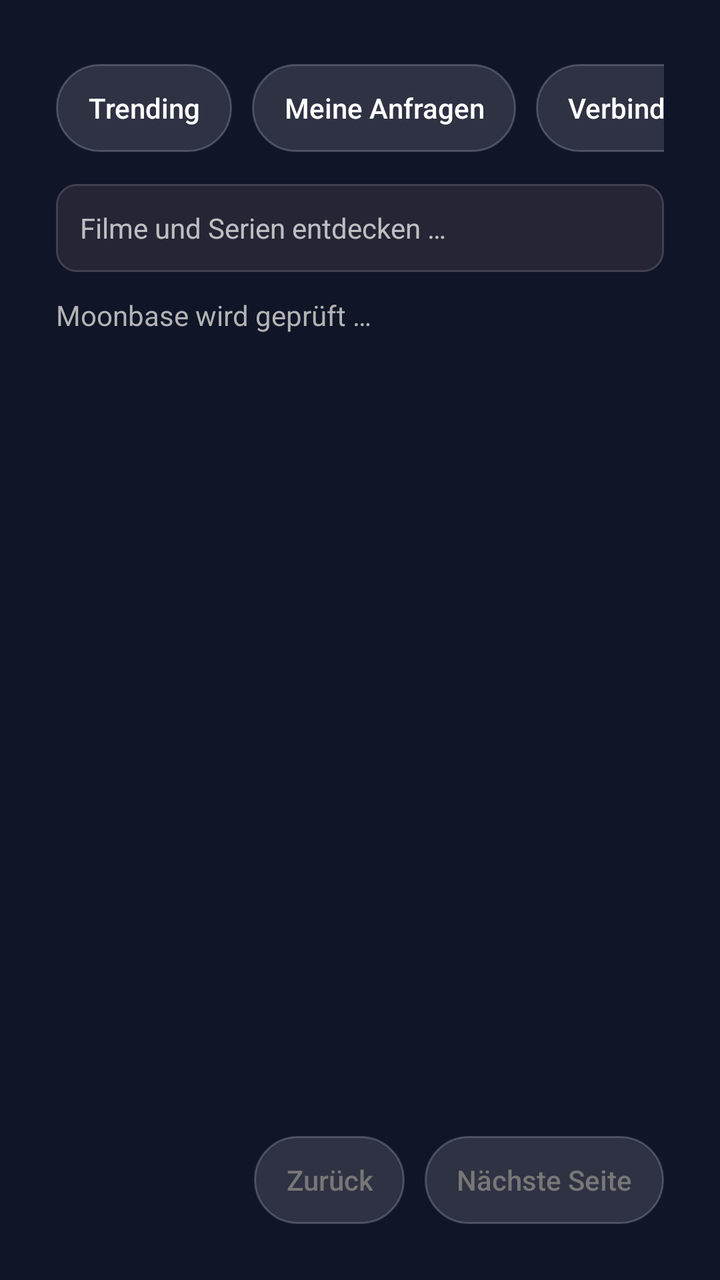
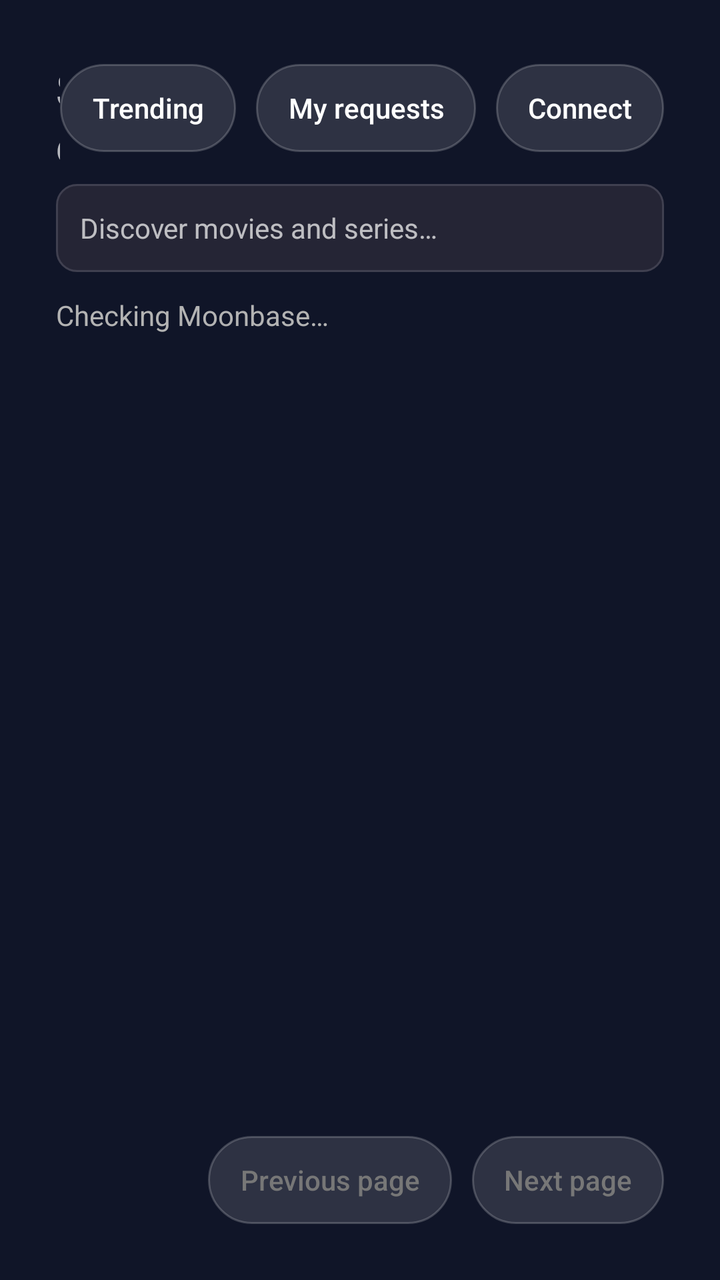

Two renders of the same Android screen: before a commit and after it. Below are the layout's source before the change and the commit's diff.
<!-- AndroidManifest.xml: application theme Theme.Firefin -->
<!-- res/layout/activity_seerr.xml -->
<?xml version="1.0" encoding="utf-8"?>
<LinearLayout xmlns:android="http://schemas.android.com/apk/res/android" android:layout_width="match_parent" android:layout_height="match_parent" android:orientation="vertical" android:background="@color/background" android:padding="28dp">
    <LinearLayout android:layout_width="match_parent" android:layout_height="52dp" android:gravity="center_vertical">
        <TextView android:layout_width="0dp" android:layout_height="wrap_content" android:layout_weight="1" android:text="Seerr · Entdecken und anfragen" android:textSize="24sp" android:textStyle="bold" />
        <Button android:id="@+id/seerrCategory" android:layout_width="wrap_content" android:layout_height="44dp" android:text="Trending" />
        <Button android:id="@+id/seerrRequests" android:layout_width="wrap_content" android:layout_height="44dp" android:layout_marginStart="10dp" android:text="Meine Anfragen" />
        <Button android:id="@+id/seerrConnect" android:layout_width="wrap_content" android:layout_height="44dp" android:layout_marginStart="10dp" android:text="Verbinden" />
    </LinearLayout>
    <EditText android:id="@+id/seerrSearch" android:layout_width="match_parent" android:layout_height="44dp" android:layout_marginTop="12dp" android:background="@drawable/input_background" android:padding="12dp" android:hint="Filme und Serien entdecken …" android:singleLine="true" android:inputType="text" android:imeOptions="actionSearch" android:textSize="14sp" />
    <TextView android:id="@+id/seerrStatus" android:layout_width="match_parent" android:layout_height="wrap_content" android:layout_marginTop="12dp" android:text="Moonbase wird geprüft …" android:textColor="@color/text_secondary" />
    <FrameLayout android:layout_width="match_parent" android:layout_height="0dp" android:layout_weight="1" android:layout_marginTop="8dp">
        <androidx.recyclerview.widget.RecyclerView android:id="@+id/seerrGrid" android:layout_width="match_parent" android:layout_height="match_parent" android:clipToPadding="false" android:padding="6dp" />
        <ProgressBar android:id="@+id/seerrProgress" android:layout_width="36dp" android:layout_height="36dp" android:layout_gravity="center" android:visibility="gone" />
    </FrameLayout>
    <LinearLayout android:layout_width="match_parent" android:layout_height="44dp" android:gravity="end">
        <Button android:id="@+id/seerrPrevious" android:layout_width="wrap_content" android:layout_height="44dp" android:text="Zurück" android:enabled="false" />
        <Button android:id="@+id/seerrNext" android:layout_width="wrap_content" android:layout_height="44dp" android:layout_marginStart="10dp" android:text="Nächste Seite" android:enabled="false" />
    </LinearLayout>
</LinearLayout>
<!-- resources referenced by this layout -->
<resources>
  <color name="background">#101528</color>
  <color name="text_secondary">#B3B3B3</color>
  <!-- drawable input_background (drawable) -->
  <?xml version="1.0" encoding="utf-8"?>
  <selector xmlns:android="http://schemas.android.com/apk/res/android"><item android:state_focused="true"><shape><solid android:color="#252535"/><stroke android:width="2dp" android:color="#00A4DC"/><corners android:radius="10dp"/></shape></item><item><shape><solid android:color="#252535"/><stroke android:width="1dp" android:color="#404050"/><corners android:radius="10dp"/></shape></item></selector>
  <style name="Theme.Firefin" parent="Theme.AppCompat.NoActionBar">
  <item name="android:windowBackground">@color/background</item><item name="android:windowFullscreen">true</item>
  <item name="colorPrimary">@color/accent</item><item name="colorAccent">@color/accent</item><item name="colorPrimaryDark">@color/background</item>
  <item name="android:colorPrimary">@color/accent</item><item name="android:colorAccent">@color/accent</item>
  <item name="android:textColorPrimary">@color/text_primary</item><item name="android:textColorSecondary">@color/text_secondary</item>
  <item name="buttonStyle">@style/Firefin.Button</item><item name="android:buttonStyle">@style/Firefin.Button</item>
  </style>
  <color name="accent">#00A4DC</color>
  <color name="text_primary">#FFFFFF</color>
  <style name="Firefin.Button" parent="Widget.AppCompat.Button">
  <item name="android:background">@drawable/button_background</item><item name="backgroundTint">@null</item>
  <item name="android:textColor">@color/button_text</item><item name="android:textAllCaps">false</item>
  <item name="android:textSize">14sp</item><item name="android:minWidth">48dp</item><item name="android:minHeight">44dp</item>
  <item name="android:paddingLeft">16dp</item><item name="android:paddingRight">16dp</item><item name="android:stateListAnimator">@null</item>
  </style>
  <!-- drawable button_background (drawable) -->
  <?xml version="1.0" encoding="utf-8"?>
  <selector xmlns:android="http://schemas.android.com/apk/res/android">
  <item android:state_focused="true"><shape><solid android:color="#00A4DC"/><corners android:radius="22dp"/><stroke android:width="2dp" android:color="#FFFFFF"/></shape></item>
  <item android:state_pressed="true"><shape><solid android:color="#007EA8"/><corners android:radius="22dp"/></shape></item>
  <item><shape><solid android:color="#20FFFFFF"/><corners android:radius="22dp"/><stroke android:width="1dp" android:color="#33FFFFFF"/></shape></item></selector>
</resources>

<!-- the commit's change to res/layout/activity_seerr.xml (unified diff, before → after) -->
@@ -1,19 +1,19 @@
 <?xml version="1.0" encoding="utf-8"?>
 <LinearLayout xmlns:android="http://schemas.android.com/apk/res/android" android:layout_width="match_parent" android:layout_height="match_parent" android:orientation="vertical" android:background="@color/background" android:padding="28dp">
     <LinearLayout android:layout_width="match_parent" android:layout_height="52dp" android:gravity="center_vertical">
-        <TextView android:layout_width="0dp" android:layout_height="wrap_content" android:layout_weight="1" android:text="Seerr · Entdecken und anfragen" android:textSize="24sp" android:textStyle="bold" />
-        <Button android:id="@+id/seerrCategory" android:layout_width="wrap_content" android:layout_height="44dp" android:text="Trending" />
-        <Button android:id="@+id/seerrRequests" android:layout_width="wrap_content" android:layout_height="44dp" android:layout_marginStart="10dp" android:text="Meine Anfragen" />
-        <Button android:id="@+id/seerrConnect" android:layout_width="wrap_content" android:layout_height="44dp" android:layout_marginStart="10dp" android:text="Verbinden" />
+        <TextView android:layout_width="0dp" android:layout_height="wrap_content" android:layout_weight="1" android:text="@string/seerr_header" android:textSize="24sp" android:textStyle="bold" />
+        <Button android:id="@+id/seerrCategory" android:layout_width="wrap_content" android:layout_height="44dp" android:text="@string/seerr_trending" />
+        <Button android:id="@+id/seerrRequests" android:layout_width="wrap_content" android:layout_height="44dp" android:layout_marginStart="10dp" android:text="@string/seerr_my_requests" />
+        <Button android:id="@+id/seerrConnect" android:layout_width="wrap_content" android:layout_height="44dp" android:layout_marginStart="10dp" android:text="@string/connect" />
     </LinearLayout>
-    <EditText android:id="@+id/seerrSearch" android:layout_width="match_parent" android:layout_height="44dp" android:layout_marginTop="12dp" android:background="@drawable/input_background" android:padding="12dp" android:hint="Filme und Serien entdecken …" android:singleLine="true" android:inputType="text" android:imeOptions="actionSearch" android:textSize="14sp" />
-    <TextView android:id="@+id/seerrStatus" android:layout_width="match_parent" android:layout_height="wrap_content" android:layout_marginTop="12dp" android:text="Moonbase wird geprüft …" android:textColor="@color/text_secondary" />
+    <EditText android:id="@+id/seerrSearch" android:layout_width="match_parent" android:layout_height="44dp" android:layout_marginTop="12dp" android:background="@drawable/input_background" android:padding="12dp" android:hint="@string/seerr_search_hint" android:singleLine="true" android:inputType="text" android:imeOptions="actionSearch" android:textSize="14sp" />
+    <TextView android:id="@+id/seerrStatus" android:layout_width="match_parent" android:layout_height="wrap_content" android:layout_marginTop="12dp" android:text="@string/seerr_checking" android:textColor="@color/text_secondary" />
     <FrameLayout android:layout_width="match_parent" android:layout_height="0dp" android:layout_weight="1" android:layout_marginTop="8dp">
         <androidx.recyclerview.widget.RecyclerView android:id="@+id/seerrGrid" android:layout_width="match_parent" android:layout_height="match_parent" android:clipToPadding="false" android:padding="6dp" />
         <ProgressBar android:id="@+id/seerrProgress" android:layout_width="36dp" android:layout_height="36dp" android:layout_gravity="center" android:visibility="gone" />
     </FrameLayout>
     <LinearLayout android:layout_width="match_parent" android:layout_height="44dp" android:gravity="end">
-        <Button android:id="@+id/seerrPrevious" android:layout_width="wrap_content" android:layout_height="44dp" android:text="Zurück" android:enabled="false" />
-        <Button android:id="@+id/seerrNext" android:layout_width="wrap_content" android:layout_height="44dp" android:layout_marginStart="10dp" android:text="Nächste Seite" android:enabled="false" />
+        <Button android:id="@+id/seerrPrevious" android:layout_width="wrap_content" android:layout_height="44dp" android:text="@string/seerr_previous" android:enabled="false" />
+        <Button android:id="@+id/seerrNext" android:layout_width="wrap_content" android:layout_height="44dp" android:layout_marginStart="10dp" android:text="@string/seerr_next_page" android:enabled="false" />
     </LinearLayout>
 </LinearLayout>
<!-- resource entries referenced after the edit -->
@@ -5,6 +5,14 @@
   <!-- drawable input_background (drawable) -->
   <?xml version="1.0" encoding="utf-8"?>
   <selector xmlns:android="http://schemas.android.com/apk/res/android"><item android:state_focused="true"><shape><solid android:color="#252535"/><stroke android:width="2dp" android:color="#00A4DC"/><corners android:radius="10dp"/></shape></item><item><shape><solid android:color="#252535"/><stroke android:width="1dp" android:color="#404050"/><corners android:radius="10dp"/></shape></item></selector>
+  <string name="connect">Connect</string>
+  <string name="seerr_checking">Checking Moonbase…</string>
+  <string name="seerr_header">Seerr · Discover and request</string>
+  <string name="seerr_my_requests">My requests</string>
+  <string name="seerr_next_page">Next page</string>
+  <string name="seerr_previous">Previous page</string>
+  <string name="seerr_search_hint">Discover movies and series…</string>
+  <string name="seerr_trending">Trending</string>
   <style name="Theme.Firefin" parent="Theme.AppCompat.NoActionBar">
   <item name="android:windowBackground">@color/background</item><item name="android:windowFullscreen">true</item>
   <item name="colorPrimary">@color/accent</item><item name="colorAccent">@color/accent</item><item name="colorPrimaryDark">@color/background</item>
